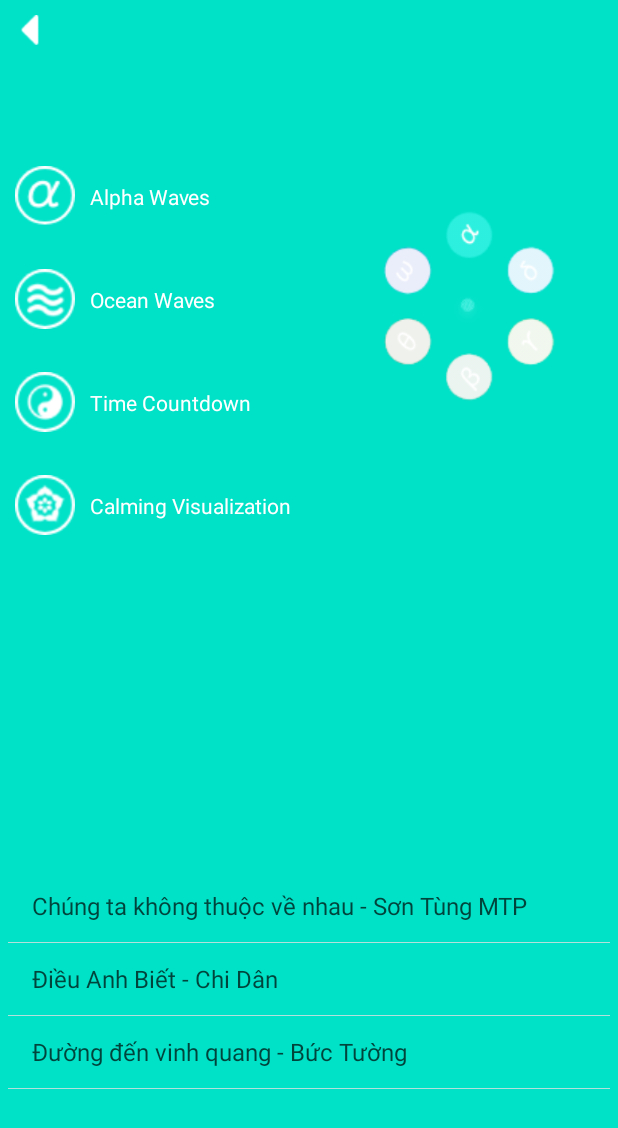
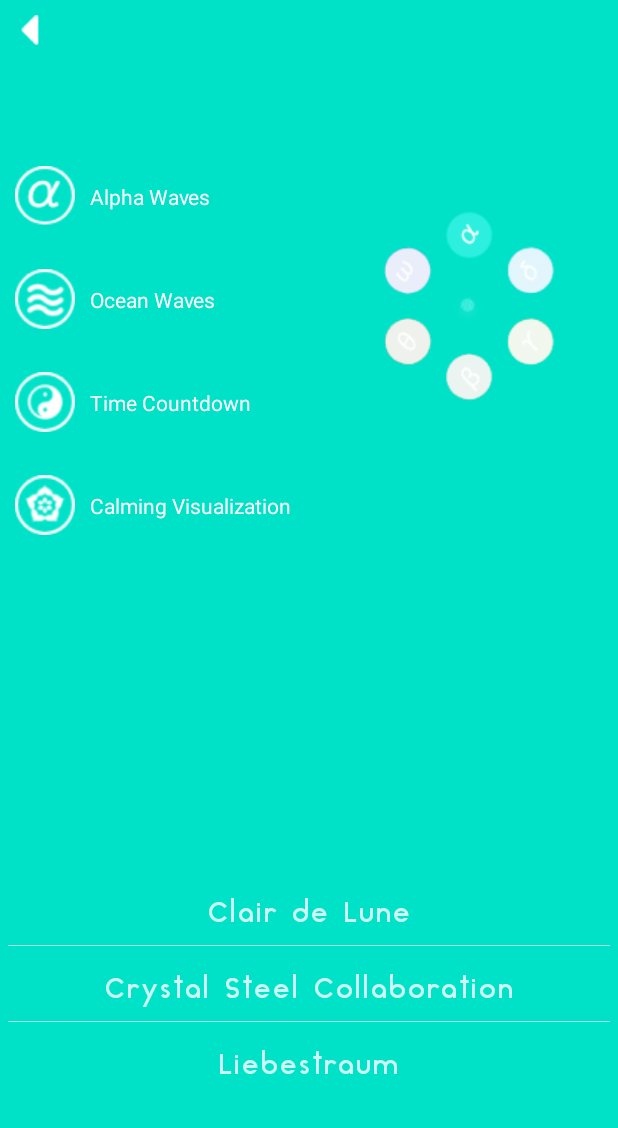
Before and after one commit to lozylord12/SoundWaves, an Android app: the AlphaSettingActivityOffiline screen opened directly, with no data from a screen before it, after a tap on "Alpha Waves", on a phone screen of 412 x 824 dp. Shown: the top 1128 px of the screen. Run offline under Robolectric (Android 15) with nearby library versions, the phone set to English and light mode, and no system bars; our stand-ins replace Firebase (no records; nobody signed in at launch, a user with empty details on screens opened directly).

Commit message:
full Demo

```diff
--- a/app/src/main/java/com/ev/gone/fubiz/Views/AlphaSettingActivityOffiline.java
+++ b/app/src/main/java/com/ev/gone/fubiz/Views/AlphaSettingActivityOffiline.java
@@ -59,27 +59,30 @@ public class AlphaSettingActivityOffiline extends AppCompatActivity {
 
         lv1 = (ListView) findViewById(R.id.lv);
         ListSong = new ArrayList<String>();
-        ListSong.add("Chúng ta không thuộc về nhau - Sơn Tùng MTP");
-        ListSong.add("Điều Anh Biết - Chi Dân");
-        ListSong.add("Đường đến vinh quang - Bức Tường");
-        ListSong.add("Em gái mưa - Hương Tràm");
-        ListSong.add("Giấc Mơ Thần Tiên - Miu Lê");
-        ListSong.add("Lạc Trôi - Sơn Tùng MTP");
-        ListSong.add("Yêu 5 - Rhymatic");
-        ListSong.add("Yêu Là Tha Thu");
-
-
+        ListSong.add("Clair de Lune");
+        ListSong.add("Crystal Steel Collaboration");
+        ListSong.add("Liebestraum");
+        ListSong.add("Moonlight");
+        ListSong.add("Piano Sonata in F major");
+        ListSong.add("Noctune op.9 No.2");
+        ListSong.add("Piano Sonata in B major");
+        ListSong.add("Piano Sonata in G major");
 
 
         alpha_btn = (View) findViewById(R.id.alpha_setting);
         alpha_btn.setOnClickListener(new View.OnClickListener() {
             @Override
             public void onClick(View v) {
-
-                ArrayAdapter arr = new ArrayAdapter<String>(AlphaSettingActivityOffiline.this, android.R.layout.simple_list_item_1, ListSong);
-                lv1.setAdapter(arr);
+//                ArrayAdapter arr = new ArrayAdapter<String>(AlphaSettingActivityOffiline.this, android.R.layout.simple_list_item_1, ListSong);
+//                lv1.setAdapter(arr);
+                data_adapter_test = new ListViewAdapter(AlphaSettingActivityOffiline.this, ListSong);
+                lv1.setAdapter(data_adapter_test);
             }
         });
+
+
+//        data_adapter_test = new ListViewAdapter(AlphaSettingActivityOffiline.this, ListSong);
+//        lvsong.setAdapter(data_adapter_test);
 
 
         lv1.setOnItemClickListener(new AdapterView.OnItemClickListener() {
--- a/app/src/main/java/com/ev/gone/fubiz/Views/ListSongOfflineActivity.java
+++ b/app/src/main/java/com/ev/gone/fubiz/Views/ListSongOfflineActivity.java
@@ -31,7 +31,7 @@ public class ListSongOfflineActivity extends AppCompatActivity {
 
         alpha_btn = (View) findViewById(R.id.alpha_setting);
         listview = (ListView) findViewById(R.id.listview);
-      final ArrayList<File> mySongs = findSongs(Environment.getExternalStoragePublicDirectory(Environment.DIRECTORY_MUSIC));
+        final ArrayList<File> mySongs = findSongs(Environment.getExternalStoragePublicDirectory(Environment.DIRECTORY_MUSIC));
       //  final ArrayList<File> mySongs = findSongs(Environment.getExternalStorageDirectory());
         items = new String[mySongs.size()];
         alpha_btn.setOnClickListener(new View.OnClickListener() {
```
Also changed, not shown: app/src/main/java/com/ev/gone/fubiz/Views/AlphaActivity.java (+1 -22 lines), app/src/main/java/com/ev/gone/fubiz/Views/AlphaSettingActivity.java (+44 -1 lines), 42 other files.
